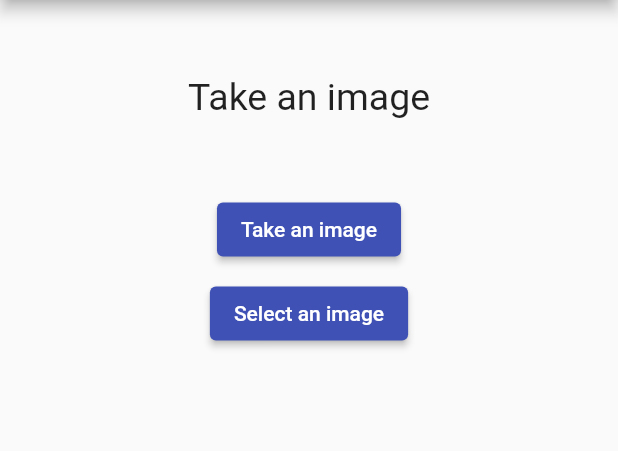
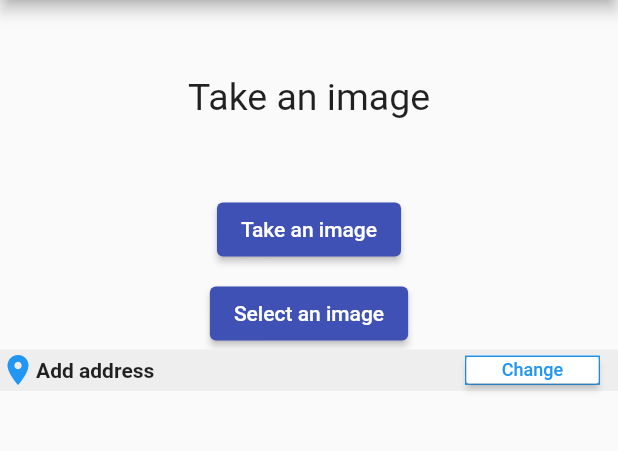
Before and after one commit to garvita-16/pothole_app, a Flutter app: the ReportPothole screen opened directly, on a phone screen of 412 x 824 dp, the part 84-535 px from its top. Run offline on Flutter 3.47's test engine with Material 2 defaults, Android fonts, the light colour scheme and no system bars; our stand-ins replace cloud_firestore, firebase_auth, firebase_core, flutter_platform_widgets, geolocator, google_maps_flutter and 2 more; missing offline and left inert: flutter_google_places, geoflutterfire, google_maps_webservice; accounts and stored records are empty.

Commit message:
location in progress...

```diff
--- a/lib/app/user/report_pothole.dart
+++ b/lib/app/user/report_pothole.dart
@@ -2,6 +2,7 @@ import 'dart:io';
 
 import 'package:flutter/material.dart';
 import 'package:image_picker/image_picker.dart';
+import 'package:pothole_detection_app/app/input_location.dart';
 
 class ReportPothole extends StatefulWidget {
   @override
@@ -12,6 +13,7 @@ class _ReportPotholeState extends State<ReportPothole> {
   final ImagePicker _picker = ImagePicker();
 
   var image;
+  Map<dynamic, dynamic> _locationData;
 
   Future<void> pickImage() async {
     final img = await _picker.pickImage(source: ImageSource.gallery);
@@ -33,6 +35,14 @@ class _ReportPotholeState extends State<ReportPothole> {
       return Image.file(image);
     else
       return Text('Take an image',style: TextStyle(fontSize: 25),);
+  }
+
+  double pH(double height) {
+    return MediaQuery.of(context).size.height * (height / 896);
+  }
+
+  double pW(double width) {
+    return MediaQuery.of(context).size.width * (width / 414);
   }
 
   @override
@@ -59,9 +69,65 @@ class _ReportPotholeState extends State<ReportPothole> {
               child: Text('Select an image'),
               onPressed: pickImage,
             ),
+            Container(
+              color: Colors.grey[200],
+              height: pH(30),
+              padding: EdgeInsets.only(right: 8),
+              child: Row(
+                mainAxisAlignment: MainAxisAlignment.spaceBetween,
+                children: [
+                  Row(children: [
+                    Icon(
+                      Icons.location_on,
+                      color: Colors.blue,
+                    ),
+                    Text(
+                        _locationData == null
+                            ? "Add address"
+                            : _locationData['address'].toString().substring(0,
+                            _locationData['address'].toString().indexOf(',')),
+                        overflow: TextOverflow.ellipsis,
+                        maxLines: 1,
+                        style: TextStyle(
+                          fontWeight: FontWeight.bold,
+                        )),
+                  ]),
+                  Container(
+                    margin: EdgeInsets.all(4),
+                    decoration: ShapeDecoration(
+                      color: Colors.white,
+                      shape: Border.all(color: Colors.blue),
+                    ),
+                    child: RaisedButton(
+                        color: Colors.white,
+                        child: Text(
+                          "Change",
+                          style: TextStyle(color: Colors.blue, fontSize: 12),
+                        ),
+                        onPressed: () {
+                          navigateAndDisplay(context);
+                        }),
+                  ),
+                ],
+              ),
+            ),
           ],
         ),
       ),
     );
   }
+
+  navigateAndDisplay(BuildContext context) async {
+    final Map<String, dynamic> locationData =
+    await Navigator.of(context, rootNavigator: true).push(MaterialPageRoute(
+      fullscreenDialog: true,
+      builder: (context) => InputLocation(),
+    ));
+    print(locationData);
+    if (locationData != null) {
+      setState(() {
+        _locationData = locationData;
+      });
+    }
+  }
 }
```
Also changed, not shown: lib/app/input_location.dart (added, +259 -0 lines).
